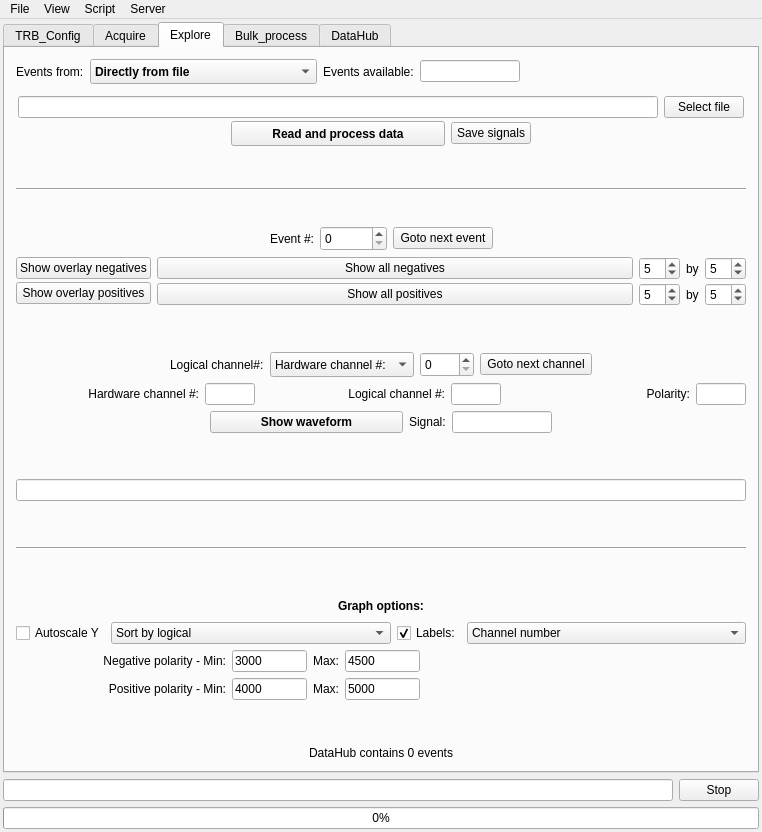
andrmor/TRB3reader, file GUI/mainwindow.ui: the form before one commit.
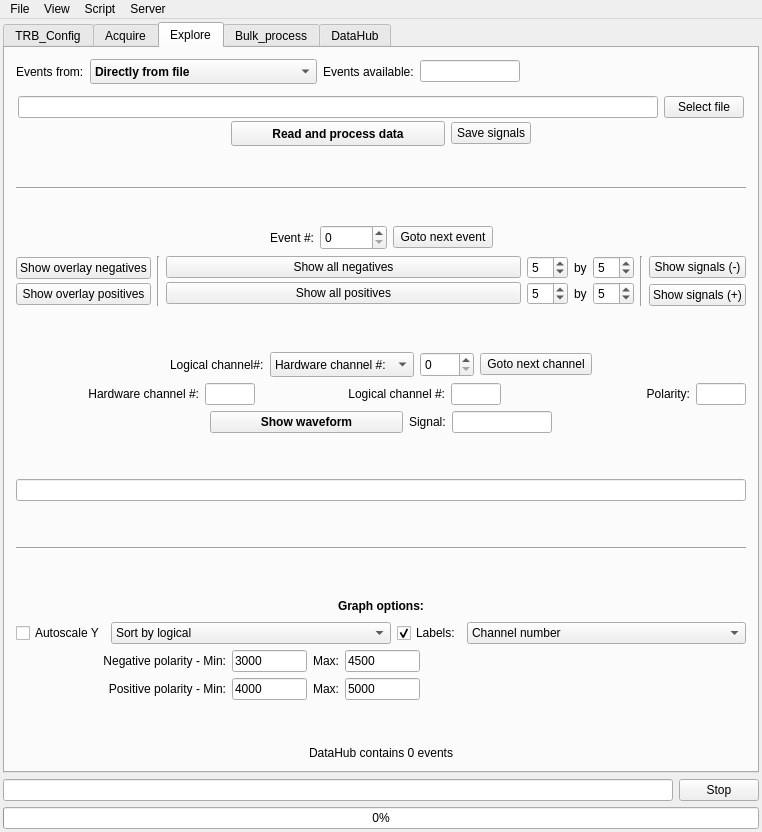
The form after the commit.

```diff
--- a/GUI/mainwindow.ui
+++ b/GUI/mainwindow.ui
@@ -3577,6 +3577,13 @@
             </item>
            </layout>
           </item>
+          <item>
+           <widget class="Line" name="line_17">
+            <property name="orientation">
+             <enum>Qt::Vertical</enum>
+            </property>
+           </widget>
+          </item>
           <item>
            <layout class="QVBoxLayout" name="verticalLayout_13">
             <property name="spacing">
@@ -3684,6 +3691,40 @@
             </item>
            </layout>
           </item>
+          <item>
+           <widget class="Line" name="line_18">
+            <property name="orientation">
+             <enum>Qt::Vertical</enum>
+            </property>
+           </widget>
+          </item>
+          <item>
+           <layout class="QVBoxLayout" name="verticalLayout_41">
+            <property name="leftMargin">
+             <number>0</number>
+            </property>
+            <item>
+             <widget class="QPushButton" name="pbShowSignalsNegative">
+              <property name="text">
+               <string>Show signals (-)</string>
+              </property>
+              <property name="checkable">
+               <bool>true</bool>
+              </property>
+             </widget>
+            </item>
+            <item>
+             <widget class="QPushButton" name="pbShowSignalsPositive">
+              <property name="text">
+               <string>Show signals (+)</string>
+              </property>
+              <property name="checkable">
+               <bool>true</bool>
+              </property>
+             </widget>
+            </item>
+           </layout>
+          </item>
          </layout>
         </item>
         <item>
```
